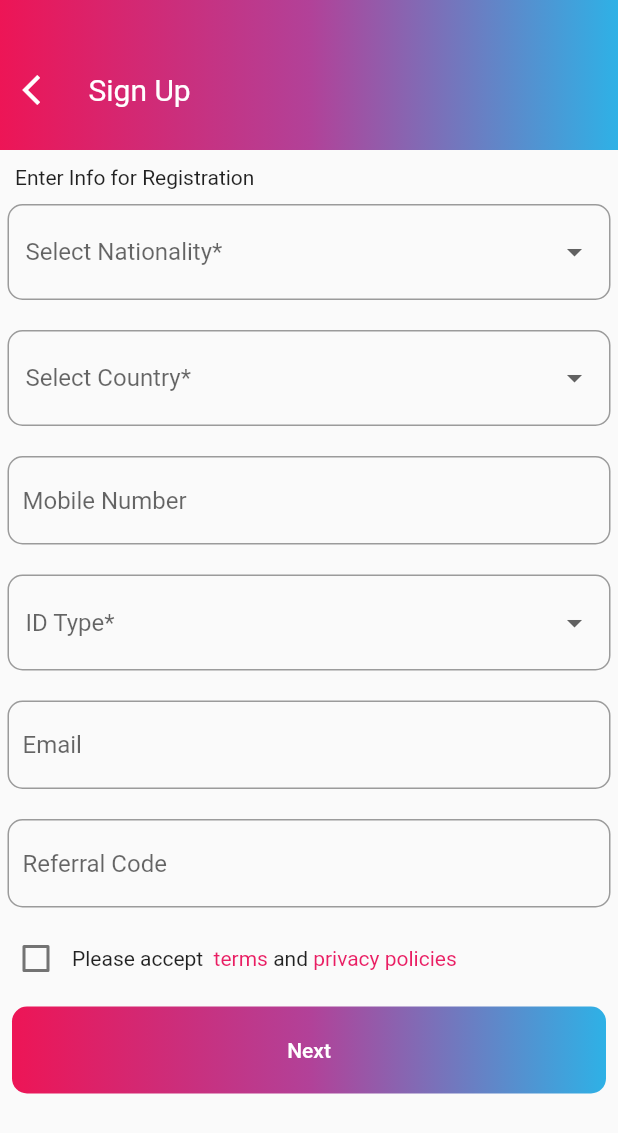
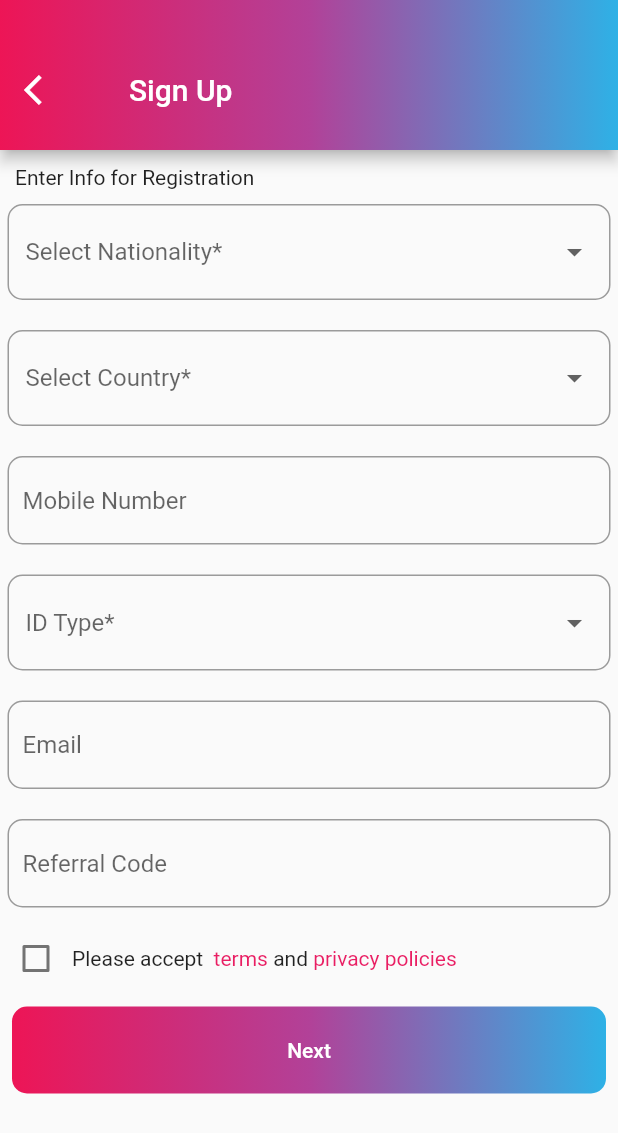
Before and after one commit to shuvo1997/sign_up, a Flutter app: the screen it shows after launch, on a phone screen of 412 x 824 dp. Shown: the top 1133 px of the screen. Run offline on Flutter 3.47's test engine with Material 2 defaults, Android fonts, the phone set to English and light mode, and no system bars; our stand-ins replace get.

Commit message:
Added built-in appbar

```diff
--- a/lib/views/signup_view.dart
+++ b/lib/views/signup_view.dart
@@ -7,6 +7,7 @@ import 'package:sign_up/widgets/text_field.dart';
 import '../constants/field_list.dart';
 import '../controllers/signup_controller.dart';
 import '../models/input_field.dart';
+import '../constants/constants.dart';
 
 class MySignUpPageView extends StatefulWidget {
   const MySignUpPageView({Key? key}) : super(key: key);
@@ -21,11 +22,25 @@ class _MySignUpPageViewState extends State<MySignUpPageView> {
     SignUpFormController formController = Get.put(SignUpFormController());
 
     return Scaffold(
+      appBar: AppBar(
+        titleSpacing: 30,
+        leading: const Padding(
+          padding: EdgeInsets.only(top: 20),
+          child: Icon(Icons.arrow_back_ios),
+        ),
+        toolbarHeight: 100,
+        title: const Padding(
+          padding: EdgeInsets.only(top: 20),
+          child: Text('Sign Up'),
+        ),
+        flexibleSpace: Container(
+          decoration: linearBoxDecoration,
+        ),
+      ),
       body: SingleChildScrollView(
         child: Column(
           crossAxisAlignment: CrossAxisAlignment.start,
           children: [
-            const GradientAppbar(title: 'Sign Up'),
             const Padding(
               padding: EdgeInsets.only(
                 left: 10.0,
```
